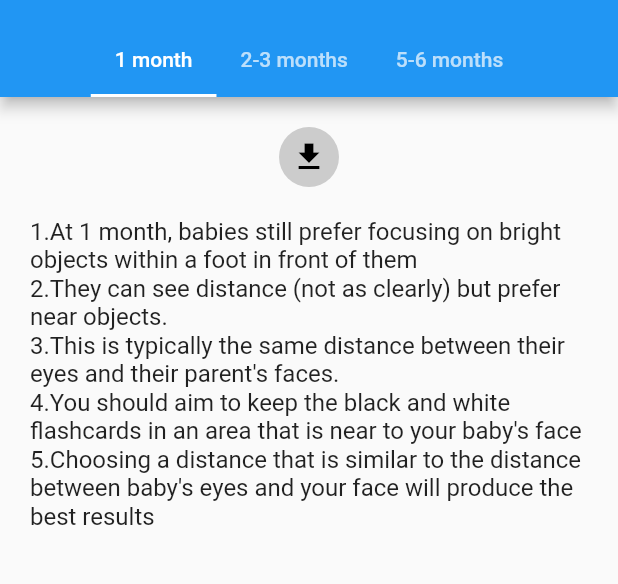
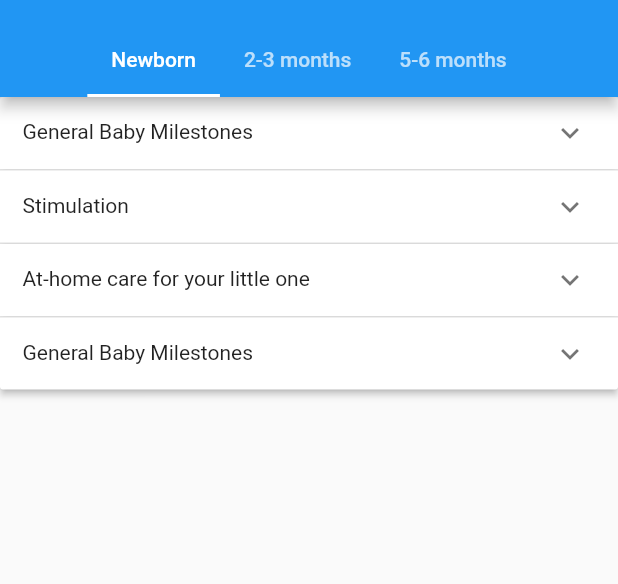
Before and after one commit to Health-Project-Y3/frontend, a Flutter app: the ExerciseView screen opened directly, on a phone screen of 412 x 824 dp, the part 59-643 px from its top. Run offline on Flutter 3.47's test engine with Material 2 defaults, Android fonts, the phone set to English and light mode, and no system bars; our stand-ins replace date_field, dio, flutter_custom_clippers, permission_handler.

Commit message:
feat: checklist newborn

```diff
--- a/thurula/lib/views/childcare/exercise/ExerciseView.dart
+++ b/thurula/lib/views/childcare/exercise/ExerciseView.dart
@@ -14,6 +14,13 @@ class ExerciseView extends StatefulWidget {
 
   @override
   _ExerciseViewState createState() => _ExerciseViewState();
+}
+
+class FirstPage extends StatefulWidget {
+  FirstPage({Key? key}) : super(key: key);
+
+  @override
+  _FirstPageState createState() => _FirstPageState();
 }
 
 class _ExerciseViewState extends State<ExerciseView>
@@ -33,7 +40,7 @@ class _ExerciseViewState extends State<ExerciseView>
     // final model = Provider.of<HomeModel>(context);
 
     final tabs = [
-      '1 month',
+      'Newborn',
       '2-3 months',
       '5-6 months',
     ];
@@ -76,104 +83,184 @@ class _ExerciseViewState extends State<ExerciseView>
   }
 }
 
-class FirstPage extends StatelessWidget {
-  FirstPage({Key? key}) : super(key: key);
-  late final String _localPath;
-  late final bool _permissionReady;
-  late final TargetPlatform? platform = TargetPlatform.android;
+class _FirstPageState extends State<FirstPage> {
+  //FirstPage({Key? key}) : super(key: key);
 
-  final List<String> list = [
-    "At 1 month, babies still prefer focusing on bright objects within a foot in front of them",
-    "They can see distance (not as clearly) but prefer near objects.",
-    "This is typically the same distance between their eyes and their parent's faces.",
-    "You should aim to keep the black and white flashcards in an area that is near to your baby's face",
+  final List<bool> expanded = [false, false, false, false];
+
+  final List<String> milestones = [
+    "Your baby may have a spontaneous reflexive smile",
+    "Your baby controls arms and legs on either side of his or her body equally well",
+    "Your little one can focus briefly on objects near the face, and up to about 12 to 15 inches away",
+    "Your baby shows reflexes like sulking and rooting",
     "Choosing a distance that is similar to the distance between baby's eyes and your face will produce the best results",
   ];
 
-  Future<bool> _checkPermission() async {
-    final status = await Permission.storage.status;
-    if (status != PermissionStatus.granted) {
-      final result = await Permission.storage.request();
-      if (result == PermissionStatus.granted) {
-        return true;
-      }
-    } else {
-      return true;
-    }
-    return false;
-  }
+  final List<String> stimulation = [
+    "Help your baby eye muscle strengthen by moving your head from side to side, slowly. See if baby's eyes follow you.",
+    "Select toys that have high-contrast colors, such as black, white and red. Your baby can see these better than multi-colored objects",
+    "Keep talking to and loving your little one, knowing that your're fueling both his/her emotional and cognitive development"
+  ];
 
-  Future<void> _prepareSaveDir() async {
-    _localPath = (await _findLocalPath())!;
+  final List<String> homecare = [
+    "Remember that your baby is still quite fragile. Hold his/her neck when you carry or bath him/her.",
+    "Be extra gentle around soft spot on baby's head, or the fontanelle",
+    "Check your baby's diaper often to ensure he/she is getting enough to eat."
+  ];
 
-    print(_localPath);
-    final savedDir = Directory(_localPath);
-    bool hasExisted = await savedDir.exists();
-    if (!hasExisted) {
-      savedDir.create();
-    }
-  }
-
-  Future<String?> _findLocalPath() async {
-    return "/sdcard/download/";
-  }
+  final List<String> immunization = [
+    "Remember that your baby is still quite fragile. Hold his/her neck when you carry or bath him/her.",
+    "Be extra gentle around soft spot on baby's head, or the fontanelle",
+    "Check your baby's diaper often to ensure he/she is getting enough to eat."
+  ];
 
   @override
   Widget build(BuildContext context) {
     return Scaffold(
         body: Column(
       children: [
-        // const FittedBox(
-        //     fit: BoxFit.fill,
-        //     child: Image(
-        //         image:
-        //             AssetImage('assets/images/baby vision cards 1 month.jpg'),
-        //         //width: 300,
-        //         height: 200)),
-        Padding(
-          padding: const EdgeInsets.fromLTRB(0, 20, 0, 0),
-          child: InkWell(
-              onTap: () async {
-                _permissionReady = await _checkPermission();
-                if (_permissionReady) {
-                  await _prepareSaveDir();
-                  print("Downloading");
-                  try {
-                    await Dio().download(
-                        "https://en.wikipedia.org/wiki/Snellen_chart#/media/File:Snellen_chart.svg",
-                        _localPath + "/" + "filename.jpg");
-                    print("Download Completed.");
-                  } catch (e) {
-                    print("Download Failed.\n\n" + e.toString());
-                  }
-                }
+        ExpansionPanelList(
+            expansionCallback: (panelIndex, isExpanded) {
+              setState(() {
+                expanded[panelIndex] = !isExpanded;
+              });
             },
-              child: Container(
-                decoration: BoxDecoration(
-                    shape: BoxShape.circle,
-                    color: Colors.grey.withOpacity(0.5)),
-                padding: EdgeInsets.all(8),
-                child: Icon(Icons.download, color: Colors.black),
-              )),
-        ),
-        Column(
+            animationDuration: const Duration(seconds: 2),
+            //animation duration while expanding/collapsing
             children: [
-            Padding(
-              padding: const EdgeInsets.fromLTRB(20, 20, 10, 0),
-              child: SizedBox(
+              ExpansionPanel(
+                  headerBuilder: (context, isOpen) {
+                    return const Padding(
+                        padding: EdgeInsets.all(15),
+                        child: Text("General Baby Milestones"));
+                  },
+                  body: Container(
+                      padding: const EdgeInsets.all(20),
+                      color: Colors.redAccent[100],
+                      width: double.infinity,
+                      child: Column(
+                        children: [
+                          SizedBox(
                             height: 250,
                             child: ListView.builder(
-                    itemCount: list.length,
+                                itemCount: milestones.length,
                                 itemBuilder: (BuildContext ctxt, int index) {
-                      return Text(
-                        "${index + 1}.${list[index]}",
+                                  return Column(
+                                    children: [
+                                      Text(
+                                        "${index + 1}.${milestones[index]}",
                                         style: const TextStyle(fontSize: 16),
+                                      ),
+                                      const Divider(
+                                        color: Colors.black,
+                                      )
+                                    ],
                                   );
                                 }),
                           ),
+                        ],
+                      )),
+                  isExpanded: expanded[0]),
+              ExpansionPanel(
+                  headerBuilder: (context, isOpen) {
+                    return const Padding(
+                        padding: EdgeInsets.all(15),
+                        child: Text("Stimulation"));
+                  },
+                  body: Container(
+                      padding: const EdgeInsets.all(20),
+                      color: Colors.redAccent[100],
+                      width: double.infinity,
+                      child: Column(
+                        children: [
+                          SizedBox(
+                            height: 250,
+                            child: ListView.builder(
+                                itemCount: stimulation.length,
+                                itemBuilder: (BuildContext ctxt, int index) {
+                                  return Column(
+                                    children: [
+                                      Text(
+                                        "${index + 1}.${stimulation[index]}",
+                                        style: const TextStyle(fontSize: 16),
+                                      ),
+                                      const Divider(
+                                        color: Colors.black,
+                                      )
+                                    ],
+                                  );
+                                }),
                           ),
                         ],
+                      )),
+                  isExpanded: expanded[1]),
+              ExpansionPanel(
+                  headerBuilder: (context, isOpen) {
+                    return const Padding(
+                        padding: EdgeInsets.all(15),
+                        child: Text("At-home care for your little one"));
+                  },
+                  body: Container(
+                      padding: const EdgeInsets.all(20),
+                      color: Colors.redAccent[100],
+                      width: double.infinity,
+                      child: Column(
+                        children: [
+                          SizedBox(
+                            height: 250,
+                            child: ListView.builder(
+                                itemCount: homecare.length,
+                                itemBuilder: (BuildContext ctxt, int index) {
+                                  return Column(
+                                    children: [
+                                      Text(
+                                        "${index + 1}.${homecare[index]}",
+                                        style: const TextStyle(fontSize: 16),
                                       ),
+                                      const Divider(
+                                        color: Colors.black,
+                                      )
+                                    ],
+                                  );
+                                }),
+                          ),
+                        ],
+                      )),
+                  isExpanded: expanded[2]),
+              ExpansionPanel(
+                  headerBuilder: (context, isOpen) {
+                    return const Padding(
+                        padding: EdgeInsets.all(15),
+                        child: Text("General Baby Milestones"));
+                  },
+                  body: Container(
+                      padding: const EdgeInsets.all(20),
+                      color: Colors.redAccent[100],
+                      width: double.infinity,
+                      child: Column(
+                        children: [
+                          SizedBox(
+                            height: 250,
+                            child: ListView.builder(
+                                itemCount: milestones.length,
+                                itemBuilder: (BuildContext ctxt, int index) {
+                                  return Column(
+                                    children: [
+                                      Text(
+                                        "${index + 1}.${milestones[index]}",
+                                        style: const TextStyle(fontSize: 16),
+                                      ),
+                                      const Divider(
+                                        color: Colors.black,
+                                      )
+                                    ],
+                                  );
+                                }),
+                          ),
+                        ],
+                      )),
+                  isExpanded: expanded[3]),
+            ]),
       ],
     ));
   }
```
Lines whose indentation alone changed are shown as unchanged.
